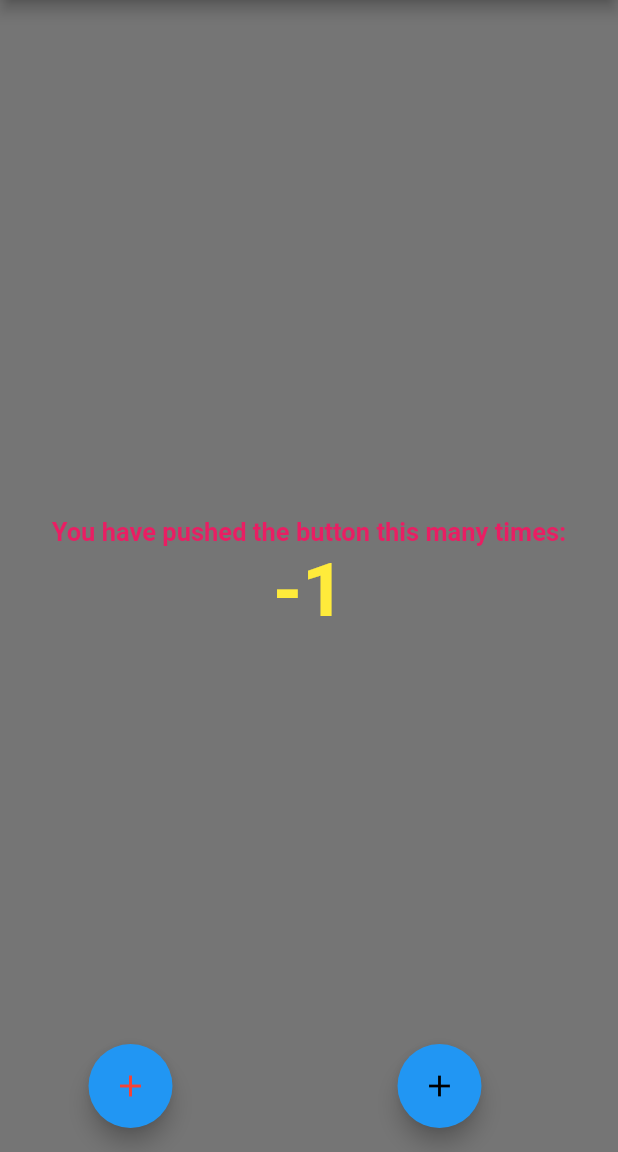
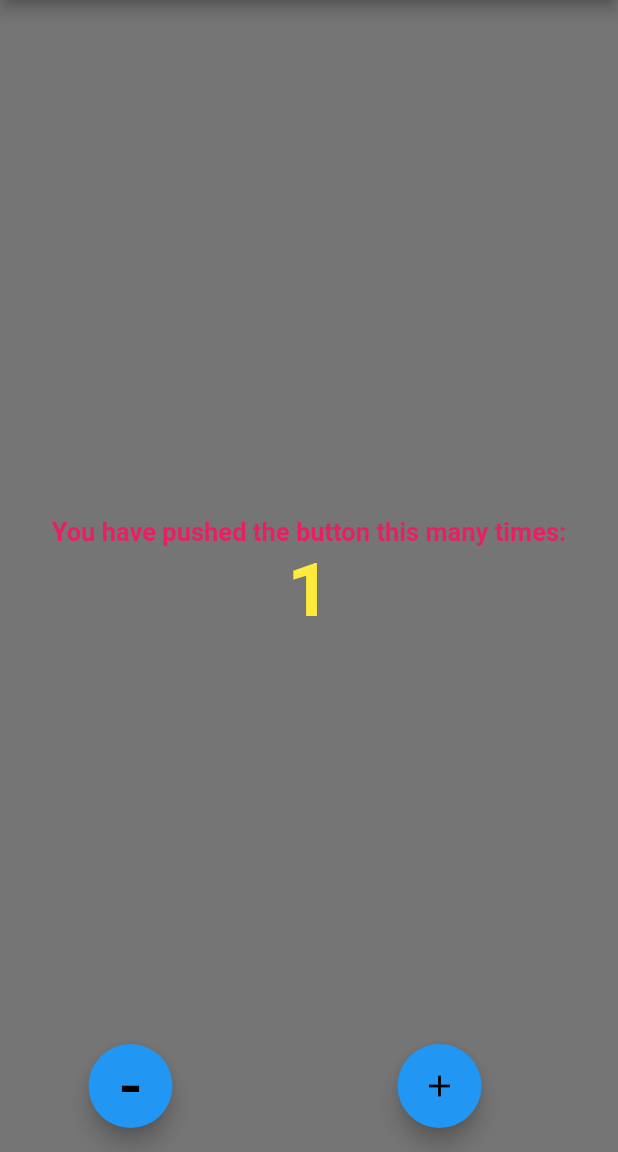
Before and after one commit to SummiyaJaved/Updated-Counter-App, a Flutter app: the screen it shows after launch, after a tap on the "add" icon, on a phone screen of 412 x 824 dp, the part 84-1236 px from its top. Run offline on Flutter 3.47's test engine with Material 2 defaults, Android fonts, the phone set to English and light mode, and no system bars; missing offline and left inert: dart:ffi.

Commit message:
Counter App with two floating action buttons of Count Up and Count Down

```diff
--- a/lib/main.dart
+++ b/lib/main.dart
@@ -1,9 +1,8 @@
 import 'dart:ffi';
-
 
 import 'package:flutter/material.dart';
 
-void main(){
+void main() {
   runApp(MyApp());
 }
 
@@ -13,7 +12,6 @@ class MyApp extends StatelessWidget {
     return MaterialApp(
       home: HomeScreen(),
     );
-
   }
 }
 
@@ -23,79 +21,96 @@ class HomeScreen extends StatefulWidget {
 }
 
 class _HomeScreenState extends State<HomeScreen> {
-  int counter=0;
+  int counter = 0;
+
   @override
   Widget build(BuildContext context) {
     return SafeArea(
       child: Scaffold(
         backgroundColor: Colors.black54,
+        appBar: AppBar(
+          title: Center(
+            child: Text('My Counter App'),
+          ),
+        ),
+        floatingActionButton: Row(
+          mainAxisAlignment: MainAxisAlignment.spaceAround,
+          children: [
 
-      appBar: AppBar(
-        title: Center(child: Text(
-          'My Counter App'
+            //CODE 01 FOR COUNT DOWN BUTTON
+
+            // FloatingActionButton(
+
+            //   child: Icon(Icons.add, color: Colors.red, size: 24),
+            //   onPressed: () {
+            //     counter--;
+            //     print('Counter value:$counter');
+            //     setState(() {});
+            //     SizedBox(
+            //       height: 10,
+            //     );
+            //   },
+            // ),
+
+            //CODE 02 FOR COUNT DOWN BUTTON
+            FloatingActionButton(
+              onPressed: () {
+                setState(() {
+                  counter--;
+                });
+                print(counter);
+              },
+              child: Text(
+                '-',
+                style: TextStyle(
+                    //fontWeight: FontWeight.w900,
+                    color: Colors.black,
+                    fontSize: 45
                 ),
               ),
             ),
 
 
 
-        floatingActionButton: Row(
-          mainAxisAlignment: MainAxisAlignment.spaceAround,
-          children: [
+
+            // another floating action button is created
+
             FloatingActionButton(
-              child: Icon(Icons.add,color: Colors.red, size: 24),
-                onPressed: (){
-                  counter--;
-                  print('Counter value:$counter');
-                  setState(() {});
-                  SizedBox(
-                      height: 10,
-                  );
-                },
 
+              child: Icon(
+
+                Icons.add,
+                color: Colors.black,
 
               ),
 
-            // another floating action button is created
-
-
-            FloatingActionButton(
-              child: Icon(Icons.add,color: Colors.black,),
-              onPressed: (){
+              onPressed: () {
                 counter++;
                 print('Counter value:$counter');
-
 
                 setState(() {});
               },
 
-
             ),
           ],
-
         ),
-
-
-
-
         body: Center(
-
-        child: Column(
-          mainAxisAlignment: MainAxisAlignment.center,
-
-          children: [
+          child: Column(mainAxisAlignment: MainAxisAlignment.center, children: [
             Text(
               'You have pushed the button this many times:',
-              style: TextStyle(fontWeight: FontWeight.bold, color:Colors.pink, fontSize: 17),
+              style: TextStyle(
+                  fontWeight: FontWeight.bold,
+                  color: Colors.pink,
+                  fontSize: 17),
             ),
             Text(
               '$counter',
-              style: TextStyle(fontSize: 50, fontWeight: FontWeight.bold,color:Colors.yellow),
+              style: TextStyle(
+                  fontSize: 50,
+                  fontWeight: FontWeight.bold,
+                  color: Colors.yellow),
             ),
-          ]
-
-        ),
-
+          ]),
         ),
       ),
     );
```
Lines whose indentation alone changed are shown as unchanged.
